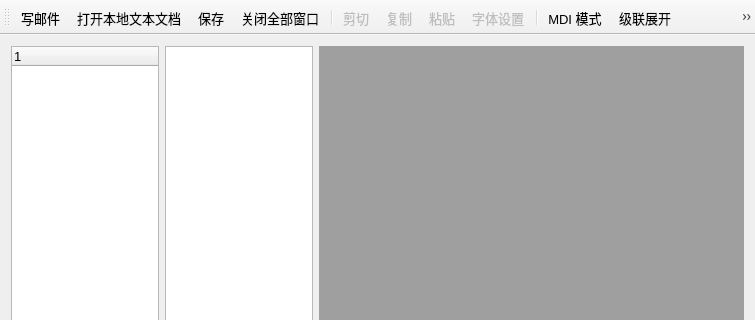
Qt form mailbox/mainwindow.ui (Wendy-ran/mailbox) before a commit; both pictures show x 0 to 755 and y 0 to 320 of the 755 by 480 pixel window.
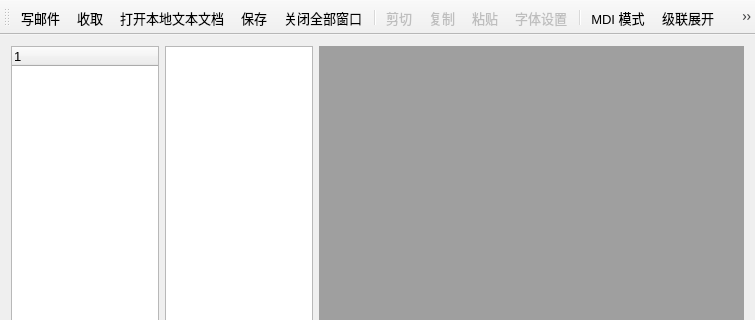
The same form after that commit. Icons and pictures are not drawn.

```diff
--- a/mailbox/mainwindow.ui
+++ b/mailbox/mainwindow.ui
@@ -51,6 +51,7 @@
     <bool>false</bool>
    </attribute>
    <addaction name="actDoc_New"/>
+   <addaction name="actPullMails"/>
    <addaction name="actDoc_Open"/>
    <addaction name="actDoc_Save"/>
    <addaction name="actCloseALL"/>
@@ -257,7 +258,7 @@
   </action>
   <action name="actPullMails">
    <property name="text">
-    <string>pull</string>
+    <string>收取</string>
    </property>
    <property name="menuRole">
     <enum>QAction::MenuRole::NoRole</enum>
```
